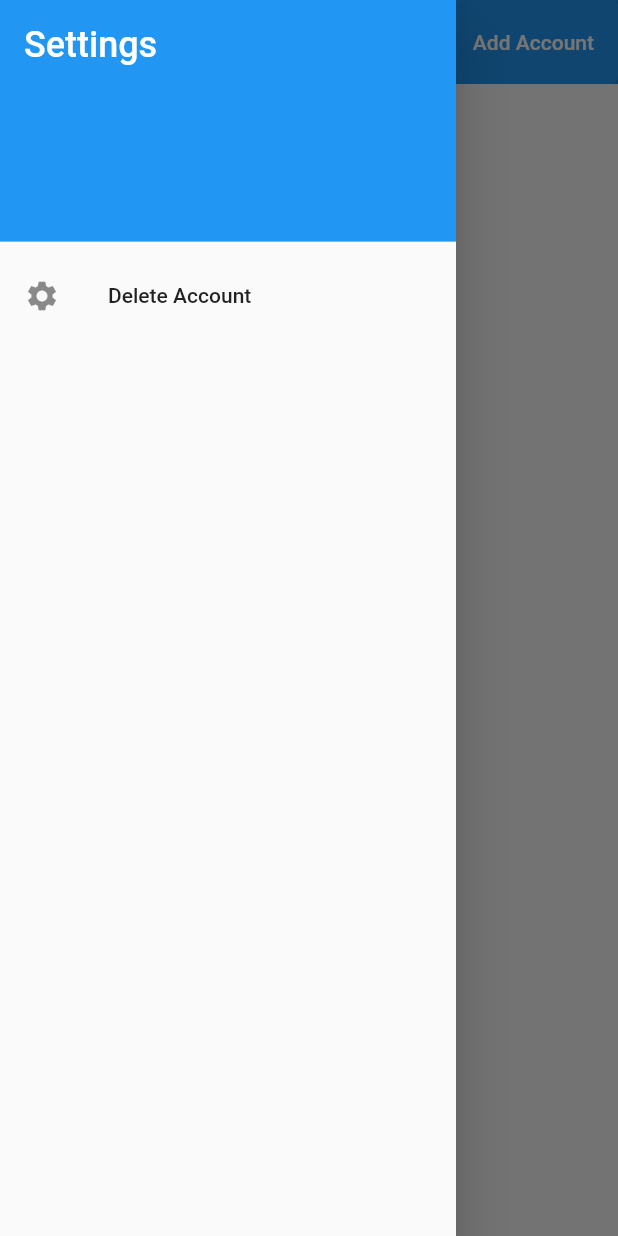
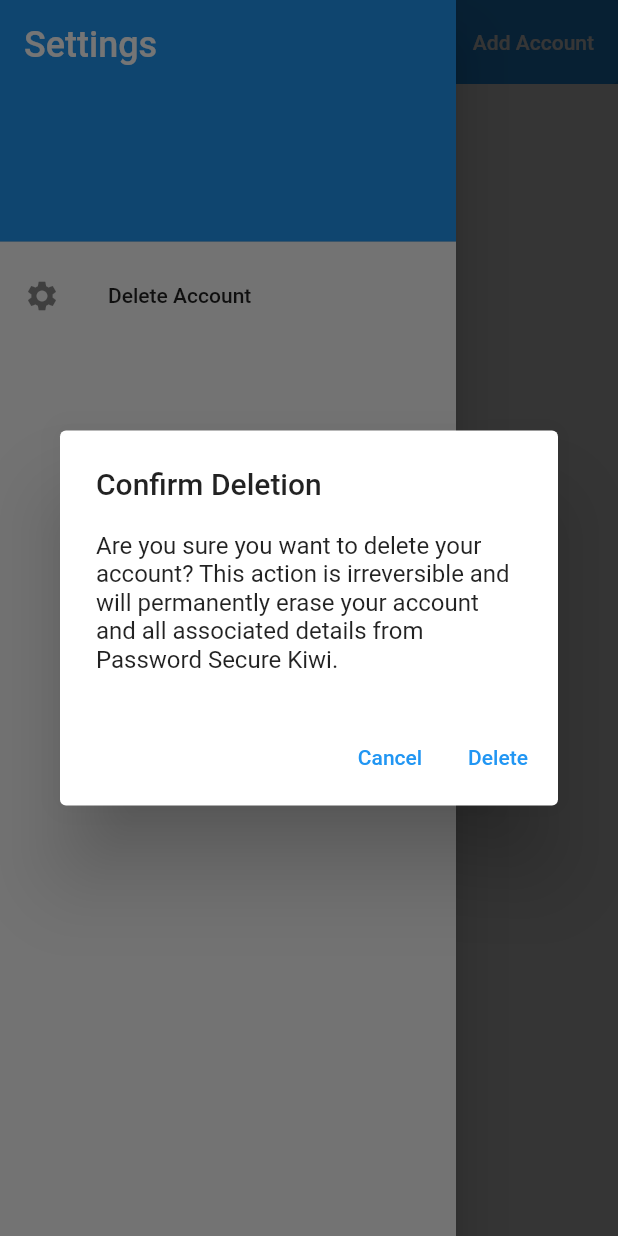
Before and after one commit to robertyano/paspsword_manager_flutter2, a Flutter app: the screen it shows once a user with an empty profile is signed in, after a tap on the "settings" icon, after a tap on "Delete Account", on a phone screen of 412 x 824 dp. Run offline on Flutter 3.47's test engine with Material 2 defaults, Android fonts, the phone set to English and light mode, and no system bars; our stand-ins replace cloud_firestore, firebase_auth, firebase_core, flutter_spinkit, fluttertoast; accounts and stored records are empty.

Commit message:
Fixed minor bug: Added "Delete Account" feature to be compliant with privacy requirements for iOS store

```diff
--- a/lib/screens/home/home.dart
+++ b/lib/screens/home/home.dart
@@ -8,6 +8,8 @@ import 'package:paspsword_manager_flutter2/services/database.dart';
 import 'package:provider/provider.dart';
 import 'package:paspsword_manager_flutter2/screens/home/account_list.dart';
 import 'package:paspsword_manager_flutter2/models/account.dart';
+import 'package:flutter/material.dart';
+
 
 class Home extends StatefulWidget {
   @override
@@ -27,12 +29,38 @@ class _HomeState extends State<Home> {
     }
   }
 
-  void _deleteAccount() async {
-    bool success = await _auth.deleteAccount();
-    if (success) {
-      // Account deleted successfully, perform additional actions if needed
-    } else {
-      // Failed to delete account, handle the error
+  Future<void> _deleteAccount() async {
+    bool confirmed = await showDialog(
+      context: context,
+      builder: (BuildContext context) {
+        return AlertDialog(
+          title: Text('Confirm Deletion'),
+          content: Text("Are you sure you want to delete your account? This action is irreversible and will permanently erase your account and all associated details from Password Secure Kiwi."),
+          actions: <Widget>[
+            TextButton(
+              child: Text('Cancel'),
+              onPressed: () {
+                Navigator.of(context).pop(false); // Return false to indicate cancellation
+              },
+            ),
+            TextButton(
+              child: Text('Delete'),
+              onPressed: () {
+                Navigator.of(context).pop(true); // Return true to indicate deletion confirmation
+              },
+            ),
+          ],
+        );
+      },
+    );
+
+    if (confirmed == true) {
+      bool success = await _auth.deleteAccount();
+      if (success) {
+        // Account deleted successfully, perform additional actions if needed
+      } else {
+        // Failed to delete account, handle the error
+      }
     }
   }
 
```
